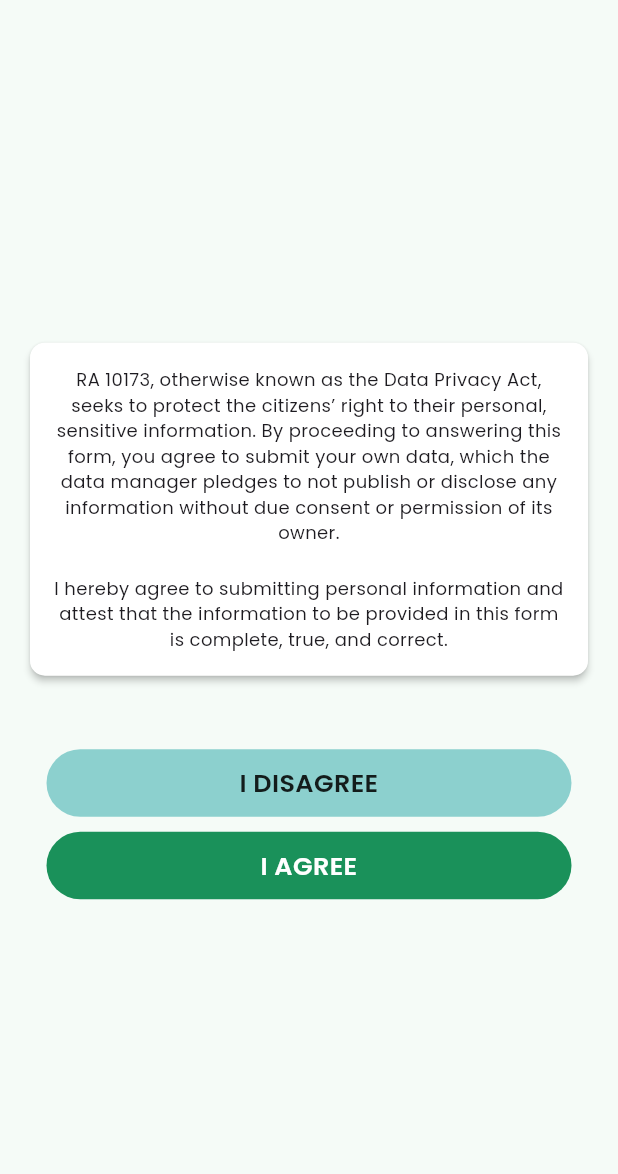
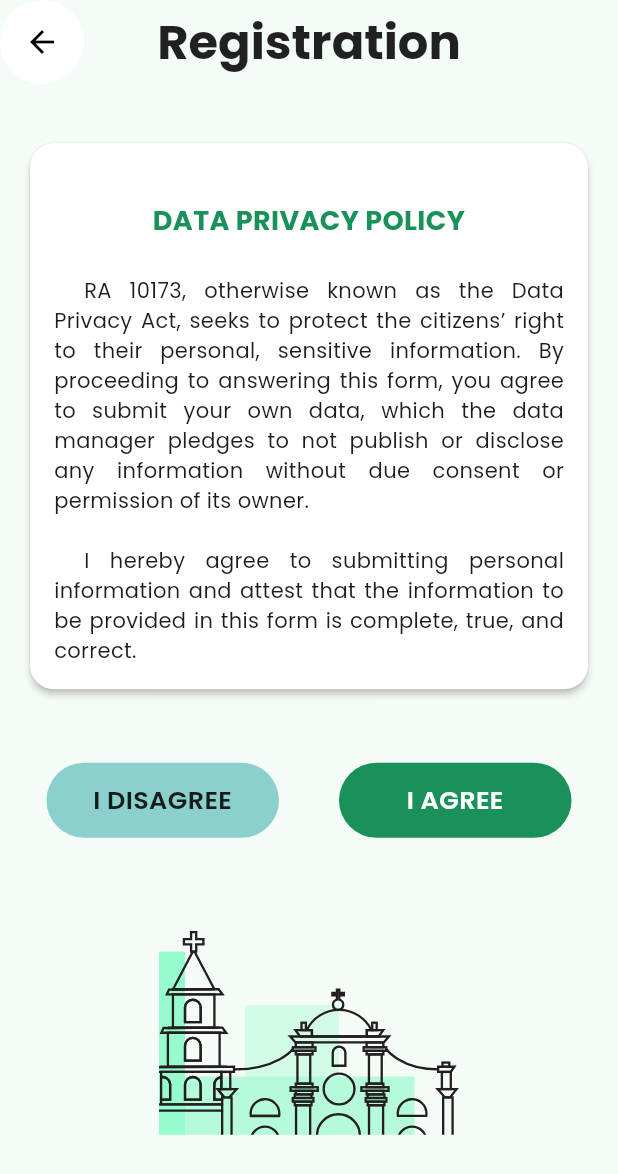
Before and after one commit to yskooo/snt_innovatives, a Flutter app: the DataProtectionPrivacyPage screen opened directly, on a phone screen of 412 x 824 dp. Shown: the top 1174 px of the screen. Run offline on Flutter 3.47's test engine with Material 3 defaults, Android fonts, the phone set to English and light mode, and no system bars; our stand-ins replace device_preview, flutter_svg, google_fonts, supabase_flutter; accounts and stored records are empty.

Commit message:
feat: dart privacy policy page
polishing nalang

```diff
--- a/lib/data_protection_privacy.dart
+++ b/lib/data_protection_privacy.dart
@@ -3,9 +3,49 @@ import 'package:flutter_supabase/login.dart';
 import 'package:flutter_supabase/signup.dart';
 import 'package:supabase_flutter/supabase_flutter.dart';
 import 'package:google_fonts/google_fonts.dart';
+import 'package:flutter_svg/flutter_svg.dart';
 
 import 'main.dart';
+// app bar -> can be reusable component
+class CustomAppBar extends StatelessWidget implements PreferredSizeWidget {
+  final String title;
+  final VoidCallback onBack;
 
+  const CustomAppBar({
+    Key? key,
+    required this.title,
+    required this.onBack,
+  }) : super(key: key);
+
+  @override
+  Widget build(BuildContext context) {
+    return AppBar(
+      title: Padding(
+        padding: const EdgeInsets.all(10.0),
+        child: Text(
+          title,
+          textAlign: TextAlign.center,
+          style: GoogleFonts.poppins(
+            fontWeight: FontWeight.bold,
+            fontSize: 32, // Adjust the font size as needed
+            color: Colors.black87, // Change the color of the text
+          ),
+        ),
+      ),
+      centerTitle: true,
+      leading: CircleAvatar(
+        backgroundColor: Colors.white, // Background color of the circle
+        child: IconButton(
+          icon: const Icon(Icons.arrow_back, color: Colors.black), // Ensure icon color contrasts with background
+          onPressed: onBack,
+        ),
+      ),
+    );
+  }
+  @override
+  Size get preferredSize => const Size.fromHeight(kToolbarHeight);
+}
+// main component page
 class DataProtectionPrivacyPage extends StatefulWidget {
   const DataProtectionPrivacyPage({super.key});
 
@@ -14,12 +54,10 @@ class DataProtectionPrivacyPage extends StatefulWidget {
 }
 
 class _DataProtectionPrivacyPageState extends State<DataProtectionPrivacyPage> {
-
   // Navigate to the login page when disagree is clicked
   void goToLoginPage() {
     Navigator.pushReplacement(context, MaterialPageRoute(builder: (context) => const LoginPage()));
   }
-
   // Navigate to the signup page when agree is clicked
   void goToSignupPage() {
     Navigator.push(context, MaterialPageRoute(builder: (context) => const SignUpPage()));
@@ -29,6 +67,12 @@ class _DataProtectionPrivacyPageState extends State<DataProtectionPrivacyPage> {
   Widget build(BuildContext context) {
 
     return Scaffold(
+      appBar: CustomAppBar(
+        title: 'Registration',
+        onBack: () {
+          Navigator.pop(context);
+        },
+      ),
       body: Center(
         child: SingleChildScrollView(
           child: Padding(
@@ -40,26 +84,26 @@ class _DataProtectionPrivacyPageState extends State<DataProtectionPrivacyPage> {
                 Card(
                   color: Colors.white, // Set card color to white
                   elevation: 2, // Add elevation for shadow effect
-                  shape: RoundedRectangleBorder(borderRadius: BorderRadius.circular(10)), // Rounded corners for the card
+                  shape: RoundedRectangleBorder(borderRadius: BorderRadius.circular(16)), // Rounded corners for the card
                   child: Padding(
                     padding: const EdgeInsets.all(16.0), // Add padding inside the card
                     child: Column(
                       crossAxisAlignment: CrossAxisAlignment.center,
                       children: [
-                        Text(
+                        Text("DATA PRIVACY POLICY",
+                            textAlign: TextAlign.center,
+                            style: GoogleFonts.poppins( // Use Go
+                              color: const Color(0xFF1A915A),
+                              fontWeight: FontWeight.bold,
+                              fontSize: 18,
+                              height: 4,
+                            )),
+                        buildTextWithIndentation(
                           "RA 10173, otherwise known as the Data Privacy Act, seeks to protect the citizens’ right to their personal, sensitive information. By proceeding to answering this form, you agree to submit your own data, which the data manager pledges to not publish or disclose any information without due consent or permission of its owner.",
-                          textAlign: TextAlign.center,
-                          style: GoogleFonts.poppins(
-                            fontSize: 12,
                         ),
-                        ),
-                        const SizedBox(height: 20), // Adjust the height value to control the vertical space
-                        Text(
+                        const SizedBox(height: 20), // Vertical space
+                        buildTextWithIndentation(
                           "I hereby agree to submitting personal information and attest that the information to be provided in this form is complete, true, and correct.",
-                          textAlign: TextAlign.center,
-                          style: GoogleFonts.poppins(
-                            fontSize: 12,
-                          ),
                         ),
                       ],
                     ),
@@ -73,14 +117,17 @@ class _DataProtectionPrivacyPageState extends State<DataProtectionPrivacyPage> {
                     top: 15.0,
                     bottom: 0,
                   ),
-                  child: GestureDetector(
-                    onTap: goToLoginPage, // Navigate to login page when disagree is clicked
+                  child: Row(
+                    mainAxisAlignment: MainAxisAlignment.spaceBetween, // Align buttons at the start and end of the row
+                    children: [
+                      GestureDetector(
+                        onTap: goToLoginPage,
                         child: Container(
                           alignment: Alignment.center,
-                      height: 45,
-                      width: 360,
+                          height: 50,
+                          width: 155, // Adjust width according to your design
                           decoration: BoxDecoration(
-                        color: const Color(0xFF8CD0CE), // Updated to your specific green color
+                            color: const Color(0xFF8CD0CE),
                             borderRadius: BorderRadius.circular(50),
                           ),
                           child: const Text(
@@ -89,26 +136,20 @@ class _DataProtectionPrivacyPageState extends State<DataProtectionPrivacyPage> {
                             style: TextStyle(
                               color: Colors.black87,
                               fontSize: 17,
-                          fontWeight: FontWeight.w600,                        ),
+                              fontWeight: FontWeight.w600,
                             ),
                           ),
                         ),
                       ),
-                Padding(
-                  padding: const EdgeInsets.only(
-                    left: 15.0,
-                    right: 15.0,
-                    top: 10.0,
-                    bottom: 0,
-                  ),
-                  child: GestureDetector(
-                    onTap: goToSignupPage, // Navigate to signup page when agree is clicked
+                      const SizedBox(width: 20), // Add space between buttons
+                      GestureDetector(
+                        onTap: goToSignupPage,
                         child: Container(
                           alignment: Alignment.center,
-                      height: 45,
-                      width: 360,
+                          height: 50,
+                          width: 155, // Adjust width according to your design
                           decoration: BoxDecoration(
-                        color: const Color(0xFF1A915A), // Updated to your specific green color
+                            color: const Color(0xFF1A915A),
                             borderRadius: BorderRadius.circular(50),
                           ),
                           child: const Text(
@@ -117,9 +158,24 @@ class _DataProtectionPrivacyPageState extends State<DataProtectionPrivacyPage> {
                             style: TextStyle(
                               color: Colors.white,
                               fontSize: 17,
-                          fontWeight: FontWeight.w600,         ),
+                              fontWeight: FontWeight.w600,
                             ),
                           ),
+                        ),
+                      ),
+                    ],
+                  ),
+                ),
+                const SizedBox(height: 30), // Adjust the height value to control the vertical space
+                Padding(
+                  padding: const EdgeInsets.only(
+                    left: 0,
+                    bottom: 0,
+                  ),
+                  child: SvgPicture.asset(
+                    'assets/Images/sidechurch.svg',
+                    width: 200,
+                    height: 200,
                   ),
                 ),
               ],
@@ -130,3 +186,20 @@ class _DataProtectionPrivacyPageState extends State<DataProtectionPrivacyPage> {
     );
   }
 }
+
+Widget buildTextWithIndentation(String text, {double indentSize = 20.0}) {
+  return Text.rich(
+    TextSpan(
+      children: [
+        WidgetSpan(
+          child: SizedBox(width: indentSize), // Indent size
+        ),
+        TextSpan(text: text),
+      ],
+    ),
+    textAlign: TextAlign.justify,
+    style: GoogleFonts.poppins(
+      fontSize: 14,
+    ),
+  );
+}
```
Also changed, not shown: assets/Images/sidechurch.svg (added). Lines whose indentation alone changed are shown as unchanged.
